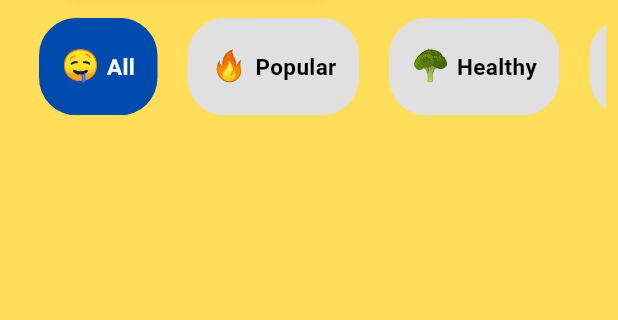
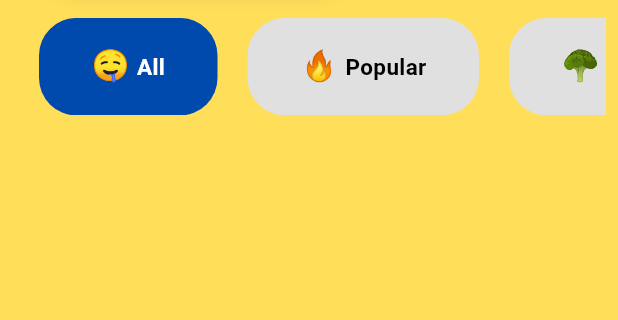
Before and after one commit to Sumanmali019/recipe_app, a Flutter app: the HomeScreen screen opened by its route, on a phone screen of 412 x 824 dp, the part 118-438 px from its top. Run offline on Flutter 3.47's test engine with Material 3 defaults, Android fonts, the phone set to English and light mode, and no system bars; drawn by our look-alikes of flutter_animate; our stand-ins replace cached_network_image, cloud_firestore, firebase_auth, firebase_core, flex_color_scheme, get and 8 more; missing offline and left inert: flutter_inappwebview; accounts and stored records are empty; network calls fail; Roboto replaces fonts that are missing (Alice).

Commit message:
update_done

```diff
--- a/lib/presentation/home/home_widget/catgeoy_list_widget.dart
+++ b/lib/presentation/home/home_widget/catgeoy_list_widget.dart
@@ -18,10 +18,11 @@ class FoodCategoryWidget extends StatelessWidget {
   @override
   Widget build(BuildContext context) {
     return Container(
-      padding: const EdgeInsets.symmetric(horizontal: 15),
+      padding: const EdgeInsets.symmetric(
+        horizontal: 35,
+      ),
       decoration: BoxDecoration(
         color: isSelected ? AppColors.bluecolur : Colors.grey.shade300,
-        // border: Border.all(color: Colors.white30, width: 2),
         borderRadius: BorderRadius.circular(25),
       ),
       alignment: Alignment.center,
```
Also changed, not shown: lib/presentation/login/login.screen.dart (+18 -7 lines).
